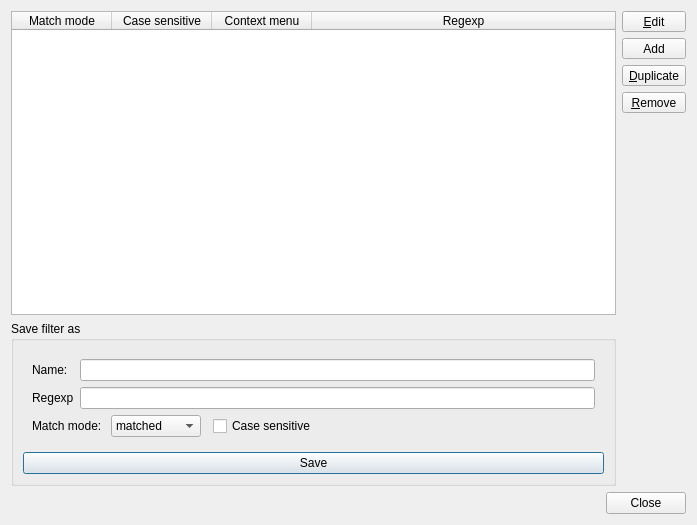
Before: the Qt Designer form Viewer/src/TextFilterHandlerDialog.ui in ecmwf/ecflow, drawn with Qt 5.
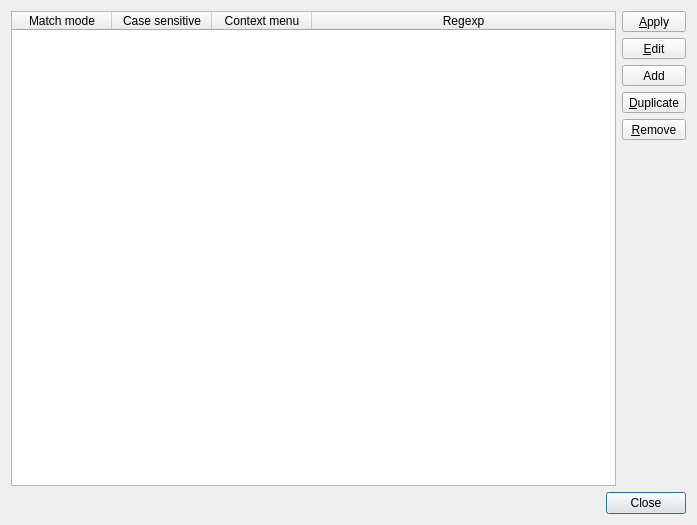
After: the same form once the commit is applied. Icons and pictures are not drawn.

Commit message: ecFlowUI: add regexp based line filter to text viewer in Output panel ECFLOW-1169

What changed in the file:
```diff
--- a/Viewer/src/TextFilterHandlerDialog.ui
+++ b/Viewer/src/TextFilterHandlerDialog.ui
@@ -69,117 +69,6 @@
          </column>
         </widget>
        </item>
-       <item>
-        <widget class="QGroupBox" name="saveAsGb_">
-         <property name="title">
-          <string>Save filter as</string>
-         </property>
-         <layout class="QVBoxLayout" name="verticalLayout_5">
-          <item>
-           <widget class="QWidget" name="widget" native="true">
-            <layout class="QVBoxLayout" name="verticalLayout_2">
-             <item>
-              <layout class="QGridLayout" name="gridLayout">
-               <item row="0" column="0">
-                <widget class="QLabel" name="label_3">
-                 <property name="text">
-                  <string>Name:</string>
-                 </property>
-                </widget>
-               </item>
-               <item row="1" column="0">
-                <widget class="QLabel" name="label_4">
-                 <property name="text">
-                  <string>Regexp</string>
-                 </property>
-                </widget>
-               </item>
-               <item row="1" column="1">
-                <widget class="QLineEdit" name="addFilterLe_"/>
-               </item>
-               <item row="0" column="1">
-                <widget class="QLineEdit" name="addNameLe_"/>
-               </item>
-              </layout>
-             </item>
-             <item>
-              <layout class="QHBoxLayout" name="horizontalLayout">
-               <item>
-                <widget class="QLabel" name="label">
-                 <property name="text">
-                  <string>Match mode: </string>
-                 </property>
-                </widget>
-               </item>
-               <item>
-                <widget class="QComboBox" name="addMatchedCb_">
-                 <item>
-                  <property name="text">
-                   <string>matched</string>
-                  </property>
-                 </item>
-                 <item>
-                  <property name="text">
-                   <string>unmatched</string>
-                  </property>
-                 </item>
-                </widget>
-               </item>
-               <item>
-                <spacer name="horizontalSpacer_2">
-                 <property name="orientation">
-                  <enum>Qt::Horizontal</enum>
-                 </property>
-                 <property name="sizeType">
-                  <enum>QSizePolicy::Fixed</enum>
-                 </property>
-                 <property name="sizeHint" stdset="0">
-                  <size>
-                   <width>6</width>
-                   <height>20</height>
-                  </size>
-                 </property>
-                </spacer>
-               </item>
-               <item>
-                <widget class="QCheckBox" name="addCaseCb_">
-                 <property name="text">
-                  <string>Case sensitive</string>
-                 </property>
-                </widget>
-               </item>
-               <item>
-                <spacer name="horizontalSpacer">
-                 <property name="orientation">
-                  <enum>Qt::Horizontal</enum>
-                 </property>
-                 <property name="sizeHint" stdset="0">
-                  <size>
-                   <width>40</width>
-                   <height>20</height>
-                  </size>
-                 </property>
-                </spacer>
-               </item>
-              </layout>
-             </item>
-            </layout>
-           </widget>
-          </item>
-          <item>
-           <widget class="QPushButton" name="saveAsPb_">
-            <property name="text">
-             <string>Save</string>
-            </property>
-            <property name="icon">
-             <iconset resource="viewer.qrc">
-              <normaloff>:/viewer/filesaveas.svg</normaloff>:/viewer/filesaveas.svg</iconset>
-            </property>
-           </widget>
-          </item>
-         </layout>
-        </widget>
-       </item>
        <item>
         <layout class="QHBoxLayout" name="horizontalLayout_3"/>
        </item>
@@ -187,6 +76,19 @@
      </item>
      <item>
       <layout class="QVBoxLayout" name="verticalLayout">
+       <item>
+        <widget class="QToolButton" name="toolButton">
+         <property name="sizePolicy">
+          <sizepolicy hsizetype="Preferred" vsizetype="Fixed">
+           <horstretch>0</horstretch>
+           <verstretch>0</verstretch>
+          </sizepolicy>
+         </property>
+         <property name="text">
+          <string>&amp;Apply</string>
+         </property>
+        </widget>
+       </item>
        <item>
         <widget class="QToolButton" name="editTb_">
          <property name="sizePolicy">
```
The commit also changes 7 other files.
